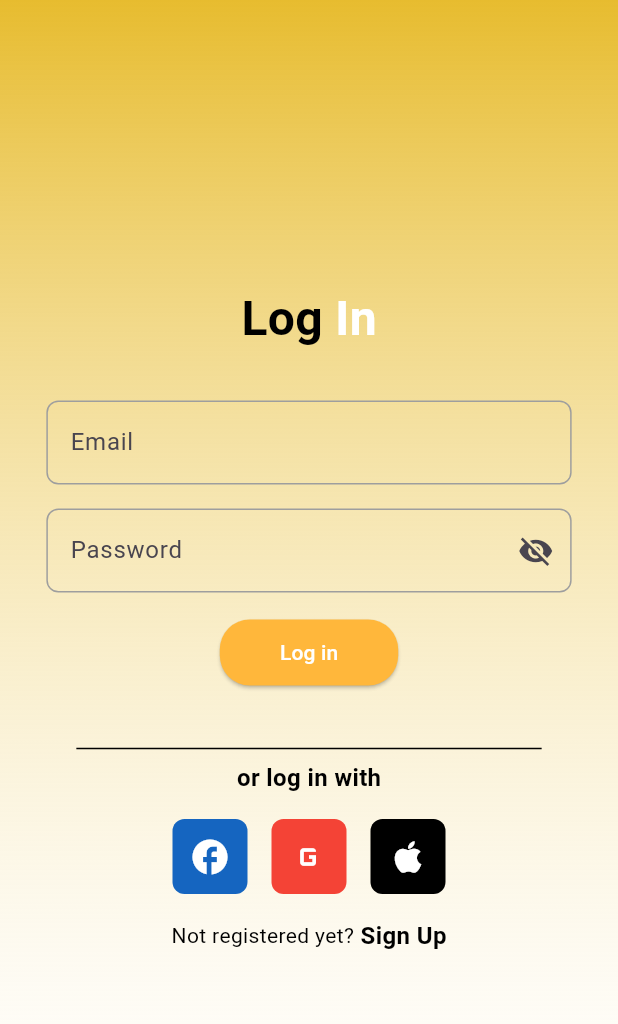
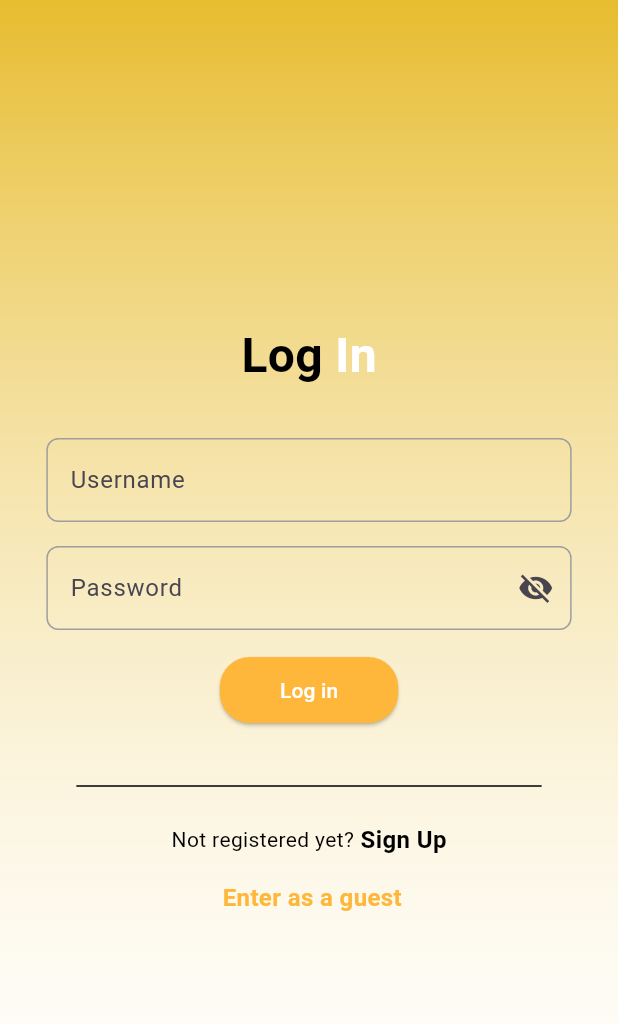
Before and after one commit to MooNiirBoudj/Rate_It, a Flutter app: the screen it shows after launch, after a tap on "Skip", on a phone screen of 412 x 824 dp. Shown: the top 1024 px of the screen. Run offline on Flutter 3.47's test engine with Material 3 defaults, Android fonts, the phone set to English and light mode, and no system bars; our stand-ins replace equatable, flutter_bloc, image_picker, sqflite, sqflite_common_ffi; accounts and stored records are empty; Roboto replaces fonts that are missing (Outfit).

Commit message:
Update login.dart

```diff
--- a/lib/screens/preApp/login.dart
+++ b/lib/screens/preApp/login.dart
@@ -14,7 +14,7 @@ class Login extends StatefulWidget {
 class _LoginState extends State<Login> {
   final _formKey = GlobalKey<FormState>();
   final TextEditingController passwordController = TextEditingController();
-  final TextEditingController emailController = TextEditingController();
+  final TextEditingController UsernameController = TextEditingController();
   bool showPassword = false;
   bool isProcessing = false;
   String message = '';
@@ -72,23 +72,21 @@ class _LoginState extends State<Login> {
                         ],
                       ),
                       const SizedBox(height: 32),
-                      Form(
+Form(
                         key: _formKey,
                         child: Column(
                           children: [
                             TextFormField(
                               validator: (value) {
                                 if (value!.isEmpty) {
-                                  return "Email can't be empty";
-                                } else if (!emailRegex.hasMatch(value)) {
-                                  return "Please enter a valid email address";
+                                  return "Username can't be empty";
                                 }
                                 return null;
                               },
-                              controller: emailController,
+                              controller: UsernameController,
                               decoration: const InputDecoration(
                                 border: OutlineInputBorder(),
-                                labelText: 'Email',
+                                labelText: 'Username',
                               ),
                             ),
                             const SizedBox(height: 16),
@@ -160,70 +158,6 @@ class _LoginState extends State<Login> {
                               indent: 20.0,
                               endIndent: 20.0,
                             ),
-                            const Text(
-                              'or log in with',
-                              style: TextStyle(
-                                fontSize: 16,
-                                fontWeight: FontWeight.bold,
-                                fontFamily: 'Outfit',
-                              ),
-                            ),
-                            const SizedBox(height: 16),
-                            Row(
-                              mainAxisAlignment: MainAxisAlignment.center,
-                              children: [
-                                GestureDetector(
-                                  onTap: () {},
-                                  child: Container(
-                                    height: 50,
-                                    width: 50,
-                                    decoration: BoxDecoration(
-                                      color: Colors.blue[800],
-                                      borderRadius: BorderRadius.circular(8),
-                                    ),
-                                    child: const Icon(
-                                      Icons.facebook,
-                                      color: Colors.white,
-                                      size: 28,
-                                    ),
-                                  ),
-                                ),
-                                const SizedBox(width: 16),
-                                GestureDetector(
-                                  onTap: () {},
-                                  child: Container(
-                                    height: 50,
-                                    width: 50,
-                                    decoration: BoxDecoration(
-                                      color: Colors.red,
-                                      borderRadius: BorderRadius.circular(8),
-                                    ),
-                                    child: const Icon(
-                                      Icons.g_mobiledata,
-                                      color: Colors.white,
-                                      size: 28,
-                                    ),
-                                  ),
-                                ),
-                                const SizedBox(width: 16),
-                                GestureDetector(
-                                  onTap: () {},
-                                  child: Container(
-                                    height: 50,
-                                    width: 50,
-                                    decoration: BoxDecoration(
-                                      color: Colors.black,
-                                      borderRadius: BorderRadius.circular(8),
-                                    ),
-                                    child: const Icon(
-                                      Icons.apple,
-                                      color: Colors.white,
-                                      size: 28,
-                                    ),
-                                  ),
-                                ),
-                              ],
-                            ),
                             const SizedBox(height: 16),
                             Row(
                               mainAxisAlignment: MainAxisAlignment.center,
@@ -249,6 +183,18 @@ class _LoginState extends State<Login> {
                                 ),
                               ],
                             ),
+                            const SizedBox(height: 16),
+                            InkWell(
+                              onTap: () {},
+                              child: Text(
+                                ' Enter as a guest',
+                                style: TextStyle(
+                                  fontWeight: FontWeight.bold,
+                                  fontSize: 16,
+                                  color: Color.fromARGB(255, 255, 183, 59),
+                                ),
+                              ),
+                            ),
                           ],
                         ),
                       ),
@@ -263,27 +209,26 @@ class _LoginState extends State<Login> {
     );
   }
 
-  Future<void> _handleLogin() async {
+ Future<void> _handleLogin() async {
     setState(() {
       isProcessing = true;
       message = '';
     });
-    await Future.delayed(const Duration(seconds: 3));
+    await Future.delayed(const Duration(seconds: 5));
     final db = await DBHelper.getDatabase();
     final List<Map<String, dynamic>> users = await db.query(
-      'users',
-      where: 'email = ?',
-      whereArgs: [emailController.text],
+      'user',
+      where: 'userName = ?',
+      whereArgs: [UsernameController.text],
     );
 
     if (users.isNotEmpty && users[0]['password'] == passwordController.text) {
       setState(() {
         message = "Login Successful";
       });
-      Navigator.pushReplacementNamed(context, '/main');
     } else {
       setState(() {
-        message = "Wrong email or password";
+        message = "Wrong user name or password";
       });
     }
 
```
